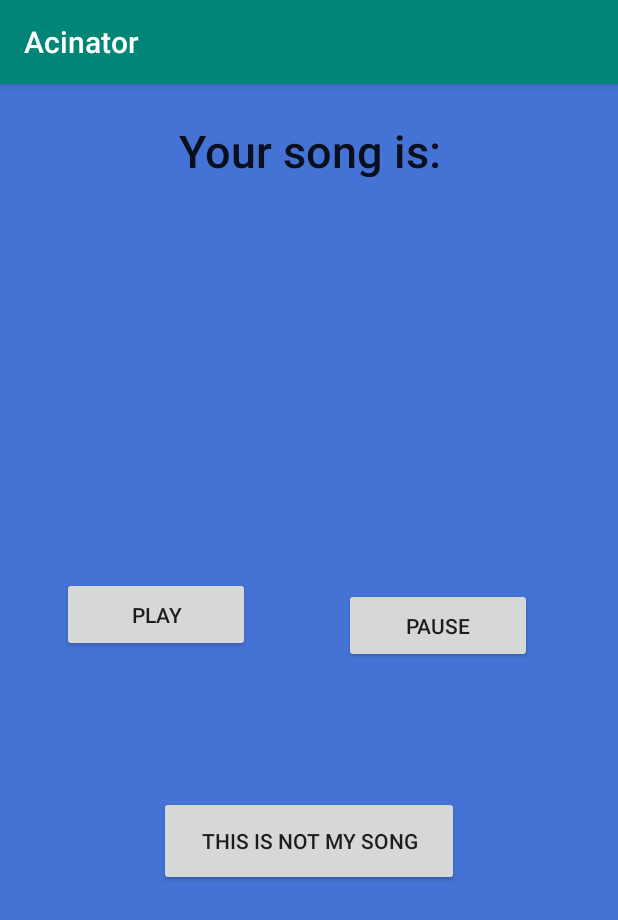
After one commit to MikePagorb/Android_app, an Android app: the SecondActivity screen opened directly, with no data from a screen before it, on a phone screen of 412 x 824 dp. The commit adds this screen. Shown: the top 920 px of the screen. Run offline under Robolectric (Android 15) with nearby library versions, the phone set to English and light mode, and no system bars.

Commit message:
Second page and some link between pages

```diff
--- a/app/build.gradle
+++ b/app/build.gradle
@@ -25,7 +25,7 @@ android {
 
 dependencies {
     implementation fileTree(dir: 'libs', include: ['*.jar'])
-    implementation"org.jetbrains.kotlin:kotlin-stdlib-jdk7:$kotlin_version"
+    implementation "org.jetbrains.kotlin:kotlin-stdlib-jdk7:$kotlin_version"
     implementation 'androidx.appcompat:appcompat:1.1.0'
     implementation 'androidx.core:core-ktx:1.1.0'
     implementation 'androidx.constraintlayout:constraintlayout:1.1.3'
--- a/app/src/main/AndroidManifest.xml
+++ b/app/src/main/AndroidManifest.xml
@@ -9,6 +9,7 @@
         android:roundIcon="@mipmap/ic_launcher_round"
         android:supportsRtl="true"
         android:theme="@style/AppTheme">
+        <activity android:name=".SecondActivity"></activity>
         <activity android:name=".MainActivity">
             <intent-filter>
                 <action android:name="android.intent.action.MAIN" />
--- a/app/src/main/java/com/example/acinator/MainActivity.kt
+++ b/app/src/main/java/com/example/acinator/MainActivity.kt
@@ -1,7 +1,10 @@
 package com.example.acinator
 
+import android.content.Intent
 import androidx.appcompat.app.AppCompatActivity
 import android.os.Bundle
+import android.view.View
+import kotlinx.android.synthetic.main.activity_main.*
 
 class MainActivity : AppCompatActivity() {
 
@@ -9,4 +12,12 @@ class MainActivity : AppCompatActivity() {
         super.onCreate(savedInstanceState)
         setContentView(R.layout.activity_main)
     }
+    fun DoneSecondPage (view: View){
+        if(editText.text.toString() !=""||editText.text.toString() != null){
+        val doneButton = Intent(this,SecondActivity::class.java)
+        val nameOfSong = editText.text.toString()
+        doneButton.putExtra(SecondActivity.TOTAL_STRING, nameOfSong)
+        startActivity(doneButton)
+        }
+    }
 }
--- /dev/null
+++ b/app/src/main/java/com/example/acinator/SecondActivity.kt
@@ -0,0 +1,15 @@
+package com.example.acinator
+
+import androidx.appcompat.app.AppCompatActivity
+import android.os.Bundle
+
+class SecondActivity : AppCompatActivity() {
+
+    companion object{
+        const val TOTAL_STRING = ""
+    }
+    override fun onCreate(savedInstanceState: Bundle?) {
+        super.onCreate(savedInstanceState)
+        setContentView(R.layout.activity_second)
+    }
+}
--- a/app/src/main/res/layout/activity_main.xml
+++ b/app/src/main/res/layout/activity_main.xml
@@ -10,14 +10,14 @@
 
     <TextView
         android:id="@+id/textView"
-        android:layout_width="378dp"
-        android:layout_height="94dp"
+        android:layout_width="317dp"
+        android:layout_height="96dp"
+        android:gravity="center"
         android:text="@string/Introduction"
         android:textAppearance="@style/TextAppearance.AppCompat.Body2"
         android:textColor="@color/textColor"
         android:textIsSelectable="false"
         android:textSize="30sp"
-        android:gravity="center"
         app:layout_constraintBottom_toBottomOf="parent"
         app:layout_constraintLeft_toLeftOf="parent"
         app:layout_constraintRight_toRightOf="parent"
--- /dev/null
+++ b/app/src/main/res/layout/activity_second.xml
@@ -0,0 +1,70 @@
+<?xml version="1.0" encoding="utf-8"?>
+<androidx.constraintlayout.widget.ConstraintLayout xmlns:android="http://schemas.android.com/apk/res/android"
+    xmlns:app="http://schemas.android.com/apk/res-auto"
+    xmlns:tools="http://schemas.android.com/tools"
+    android:layout_width="match_parent"
+    android:layout_height="match_parent"
+    android:background="@color/screenBackground"
+    tools:context=".SecondActivity">
+
+    <TextView
+        android:id="@+id/textView2"
+        style="@style/Widget.AppCompat.TextView"
+        android:layout_width="315dp"
+        android:layout_height="38dp"
+        android:layout_marginTop="24dp"
+        android:gravity="center"
+        android:text="@string/your_song_is"
+        android:textAppearance="@style/TextAppearance.AppCompat.Body2"
+        android:textSize="30sp"
+        app:layout_constraintEnd_toEndOf="parent"
+        app:layout_constraintStart_toStartOf="parent"
+        app:layout_constraintTop_toTopOf="parent" />
+
+    <TextView
+        android:id="@+id/nameSong"
+        android:layout_width="316dp"
+        android:layout_height="120dp"
+        android:text=""
+        android:gravity="center"
+        app:layout_constraintBottom_toBottomOf="parent"
+        app:layout_constraintEnd_toEndOf="parent"
+        app:layout_constraintStart_toStartOf="parent"
+        app:layout_constraintTop_toBottomOf="@+id/textView2"
+        app:layout_constraintVertical_bias="0.1" />
+
+    <Button
+        android:id="@+id/button2"
+        android:layout_width="125dp"
+        android:layout_height="50dp"
+        android:layout_marginTop="80dp"
+        android:text="@string/play"
+        app:layout_constraintBottom_toBottomOf="parent"
+        app:layout_constraintEnd_toStartOf="@+id/button3"
+        app:layout_constraintHorizontal_bias="0.4"
+        app:layout_constraintStart_toStartOf="parent"
+        app:layout_constraintTop_toBottomOf="@+id/nameSong"
+        app:layout_constraintVertical_bias="0.02" />
+
+    <Button
+        android:id="@+id/button3"
+        android:layout_width="125dp"
+        android:layout_height="50dp"
+        android:text="@string/pause"
+        app:layout_constraintBottom_toBottomOf="parent"
+        app:layout_constraintEnd_toEndOf="parent"
+        app:layout_constraintHorizontal_bias="0.8"
+        app:layout_constraintStart_toStartOf="parent"
+        app:layout_constraintTop_toBottomOf="@+id/nameSong"
+        app:layout_constraintVertical_bias="0.2" />
+
+    <Button
+        android:id="@+id/button4"
+        android:layout_width="200dp"
+        android:layout_height="60dp"
+        android:text="@string/error_song"
+        app:layout_constraintBottom_toBottomOf="parent"
+        app:layout_constraintEnd_toEndOf="parent"
+        app:layout_constraintStart_toStartOf="parent"
+        app:layout_constraintTop_toBottomOf="@+id/nameSong" />
+</androidx.constraintlayout.widget.ConstraintLayout>
--- a/app/src/main/res/values/strings.xml
+++ b/app/src/main/res/values/strings.xml
@@ -3,4 +3,8 @@
     <string name="Introduction">Please, write a line from the song:</string>
     <string name="done">Done</string>
     <string name="name">Line from the song</string>
+    <string name="your_song_is">Your song is:</string>
+    <string name="play">Play</string>
+    <string name="pause">Pause</string>
+    <string name="error_song">This is not my song</string>
 </resources>
```
